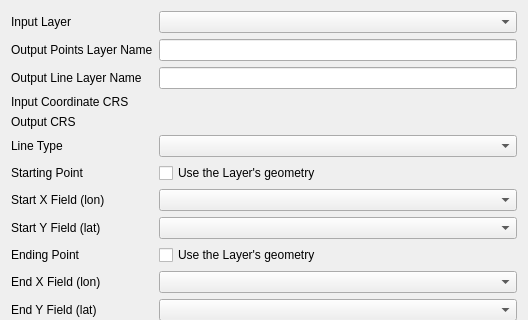
NationalSecurityAgency/qgis-shapetools-plugin, file xyToLineDialog.ui: the form before one commit; both pictures show x 0 to 528 and y 0 to 320 of the 528 by 477 pixel window.
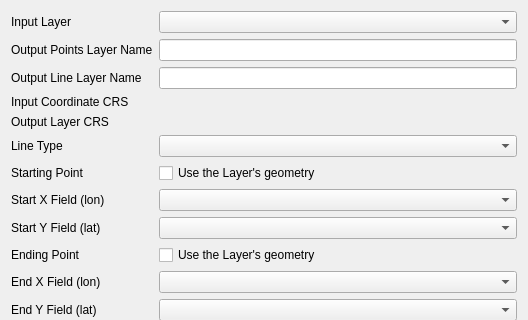
The form after the commit. Custom widgets are drawn as their Qt base class.

Diff of the .ui file:
```diff
--- a/xyToLineDialog.ui
+++ b/xyToLineDialog.ui
@@ -72,7 +72,7 @@
      <item row="5" column="0">
       <widget class="QLabel" name="label_11">
        <property name="text">
-        <string>Output CRS</string>
+        <string>Output Layer CRS</string>
        </property>
       </widget>
      </item>
```
